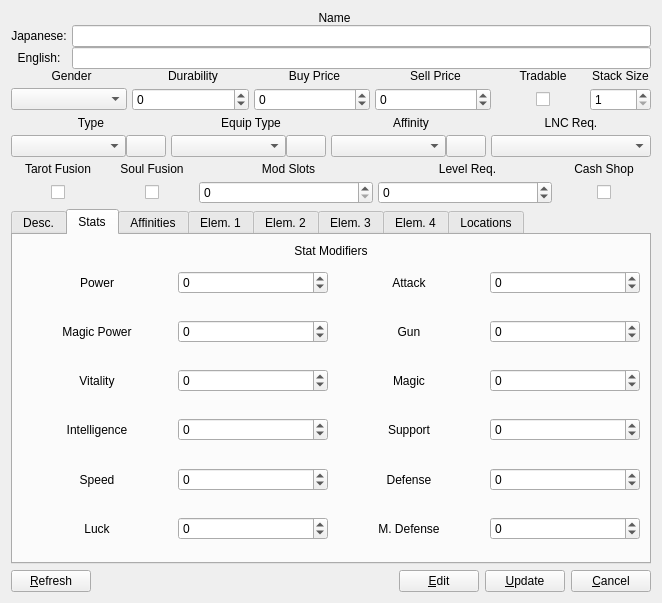
This is client/ui/ItemView.ui in erikku/frosty as Qt 5 draws it before an edit. The edited form follows.
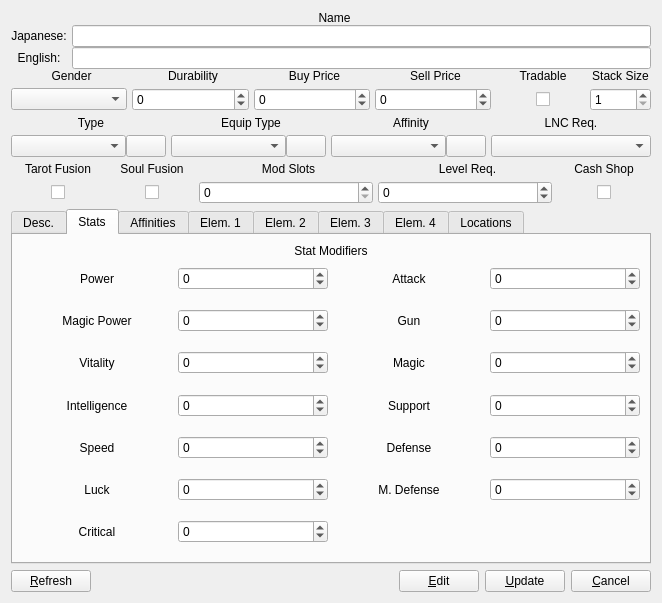
This is the edited form. The open tabs and pages were chosen to show the change. Custom widgets are drawn as their Qt base class.

Commit message: Added critical field to items.

The edit to the form file:
```diff
--- a/client/ui/ItemView.ui
+++ b/client/ui/ItemView.ui
@@ -4354,6 +4354,32 @@
                </property>
               </widget>
              </item>
+             <item row="6" column="0">
+              <widget class="QLabel" name="modifierCriticalLabel2">
+               <property name="sizePolicy">
+                <sizepolicy hsizetype="Preferred" vsizetype="Expanding">
+                 <horstretch>0</horstretch>
+                 <verstretch>0</verstretch>
+                </sizepolicy>
+               </property>
+               <property name="text">
+                <string>Critical</string>
+               </property>
+               <property name="alignment">
+                <set>Qt::AlignCenter</set>
+               </property>
+              </widget>
+             </item>
+             <item row="6" column="1">
+              <widget class="QSpinBox" name="modifierCriticalEdit">
+               <property name="minimum">
+                <number>-99</number>
+               </property>
+               <property name="maximum">
+                <number>99</number>
+               </property>
+              </widget>
+             </item>
             </layout>
            </item>
           </layout>
```
Left out of the diff: 56 changed lines with no effect on the pictures. The commit also changes 1 other file.
